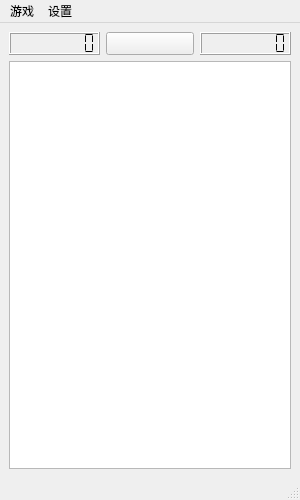
The window that src/mainwindow.ui (reeink/mine-sweeper) describes before a commit, drawn with Qt 5.
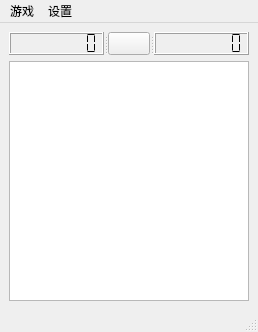
The same window after the commit. Icons and pictures are not drawn.

```diff
--- a/src/mainwindow.ui
+++ b/src/mainwindow.ui
@@ -6,8 +6,8 @@
    <rect>
     <x>0</x>
     <y>0</y>
-    <width>300</width>
-    <height>500</height>
+    <width>258</width>
+    <height>330</height>
    </rect>
   </property>
   <property name="mouseTracking">
@@ -23,6 +23,10 @@
   <widget class="QWidget" name="centralwidget">
    <layout class="QGridLayout" name="gridLayout">
     <item row="0" column="0">
+     <widget class="QSplitter" name="splitter">
+      <property name="orientation">
+       <enum>Qt::Horizontal</enum>
+      </property>
      <widget class="QLCDNumber" name="timeKeeper">
       <property name="smallDecimalPoint">
        <bool>false</bool>
@@ -30,12 +34,13 @@
       <property name="digitCount">
        <number>8</number>
       </property>
+       <property name="mode">
+        <enum>QLCDNumber::Dec</enum>
+       </property>
       <property name="segmentStyle">
        <enum>QLCDNumber::Flat</enum>
       </property>
      </widget>
-    </item>
-    <item row="0" column="1">
      <widget class="QPushButton" name="startButton">
       <property name="enabled">
        <bool>true</bool>
@@ -89,8 +94,6 @@
        <bool>false</bool>
       </property>
      </widget>
-    </item>
-    <item row="0" column="2">
      <widget class="QLCDNumber" name="score">
       <property name="smallDecimalPoint">
        <bool>false</bool>
@@ -105,8 +108,9 @@
        <number>0</number>
       </property>
      </widget>
+     </widget>
     </item>
-    <item row="1" column="0" colspan="3">
+    <item row="1" column="0">
      <widget class="QGraphicsView" name="sceneView">
       <property name="minimumSize">
        <size>
@@ -142,7 +146,7 @@
     <rect>
      <x>0</x>
      <y>0</y>
-     <width>300</width>
+     <width>258</width>
      <height>21</height>
     </rect>
    </property>
```
Left out of the diff: 45 changed lines with no effect on the pictures. Lines whose indentation alone changed are shown as unchanged.
